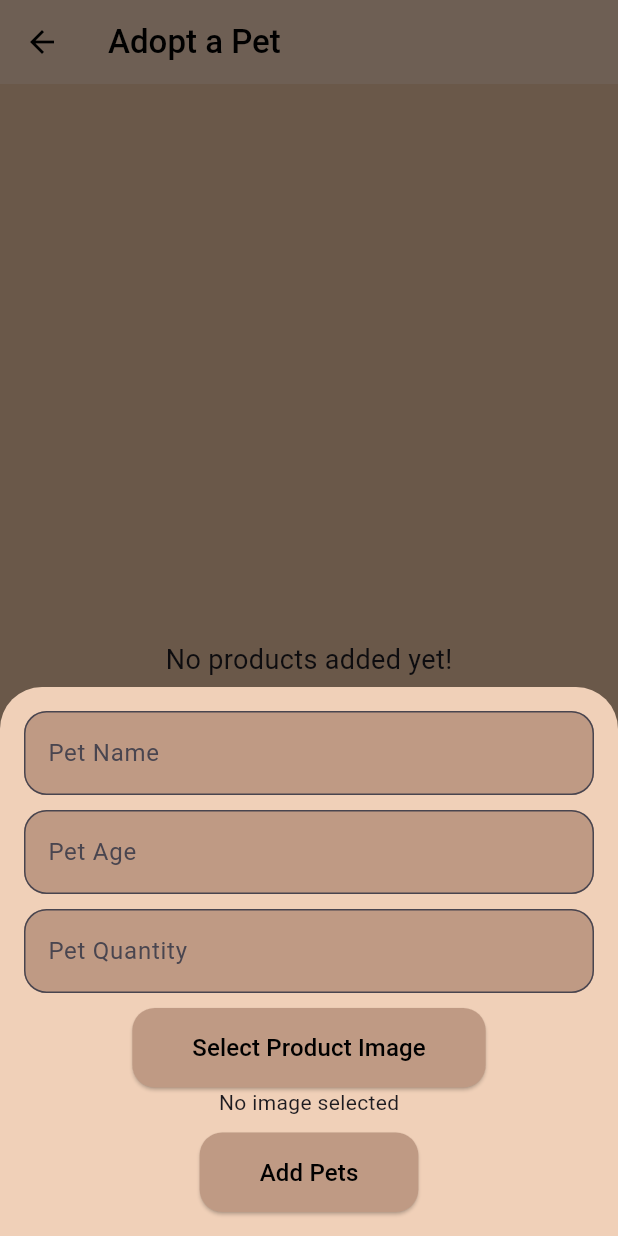
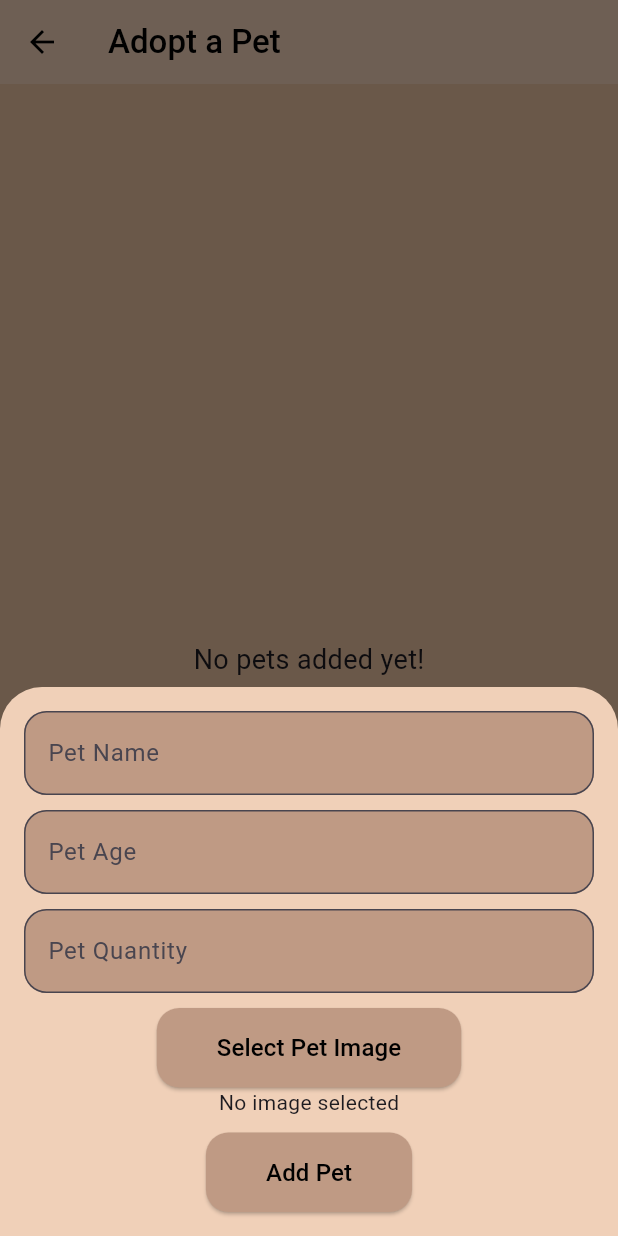
Before and after one commit to mariamalaa76/PetsApp, a Flutter app: the AdoptPet screen opened directly, after a tap on the "add" icon, on a phone screen of 412 x 824 dp. Run offline on Flutter 3.47's test engine with Material 3 defaults, Android fonts, the phone set to English and light mode, and no system bars; our stand-ins replace flutter_bloc, hexcolor, image_picker.

```diff
--- a/lib/modules/adopt_pet/adopt_pet.dart
+++ b/lib/modules/adopt_pet/adopt_pet.dart
@@ -16,11 +16,9 @@ class _AdoptPetState extends State<AdoptPet> {
   final TextEditingController _quantityController = TextEditingController();
   File? _image;
 
-  final List<Map<String, dynamic>> _products = [];
   final List<Map<String, dynamic>> _pets = [];
-  final TextEditingController _priceController = TextEditingController();
-  void _showAddProductSheet()
-  {
+
+  void _showAddProductSheet() {
     showModalBottomSheet(
       backgroundColor: HexColor('#F0D0B8'),
       context: context,
@@ -55,7 +53,7 @@ class _AdoptPetState extends State<AdoptPet> {
                 const SizedBox(height: 10),
                 ElevatedButtonComponent(
                     function: _pickImage,
-                    text: 'Select Product Image'
+                    text: 'Select Pet Image'
                 ),
                 _image != null
                     ? Image.file(_image!)
@@ -69,8 +67,6 @@ class _AdoptPetState extends State<AdoptPet> {
                         setState(() {
                           _pets.add({
                             'name': _nameController.text,
-                            'age': _ageController.text,
-                            'quantity': _quantityController.text,
                             'image': _image,
                           });
                         });
@@ -80,7 +76,7 @@ class _AdoptPetState extends State<AdoptPet> {
                         Navigator.pop(context);
                       }
                     },
-                    text: 'Add Pets'
+                    text: 'Add Pet'
                 ),
               ],
             ),
@@ -107,8 +103,6 @@ class _AdoptPetState extends State<AdoptPet> {
     }
   }
 
-
-
   @override
   Widget build(BuildContext context) {
     return Scaffold(
@@ -122,43 +116,84 @@ class _AdoptPetState extends State<AdoptPet> {
         backgroundColor: HexColor('#F0D0B8'),
         iconTheme: IconThemeData(color: Colors.black),
       ),
-      body: _products.isEmpty
+      body: _pets.isEmpty
           ? const Center(
-        child: Text('No products added yet!',
+        child: Text('No pets added yet!',
             style: TextStyle(fontSize: 18)),
       )
-          : ListView.builder(
-        itemCount: _products.length,
-        itemBuilder: (context, index) {
-          final product = _products[index];
-          return Card(
-            margin: const EdgeInsets.all(8.0),
-            child: ListTile(
-              title: Text(product['name']),
-              subtitle: Text(
-                'Price: ${product['price']} \nQuantity: ${product['quantity']}',
-              ),
-              isThreeLine: true,
-            ),
-          );
-        },
+          : Padding(
+        padding: const EdgeInsets.all(8.0),
+        child: GridView.builder(
+          physics: BouncingScrollPhysics(),
+          gridDelegate: SliverGridDelegateWithFixedCrossAxisCount(
+            crossAxisCount: 2,
+            crossAxisSpacing: 10.0,
+            mainAxisSpacing: 10.0,
+            childAspectRatio: 0.7,
+          ),
+          itemBuilder: (context, index) => PetItem(
+            path: _pets[index]['image']?.path ?? '',
+            name: _pets[index]['name']!,
+          ),
+          itemCount: _pets.length,
+        ),
       ),
       floatingActionButton: FloatingActionButton(
         onPressed: _showAddProductSheet,
-        backgroundColor: Colors.teal,
-        child: const Icon(Icons.add),
+        backgroundColor: HexColor('#F0D0B8'),
+        child: const Icon(Icons.add,color: Colors.black,),
       ),
     );
-
-    /*
-      floatingActionButton: FloatingActionButton(
-        onPressed: _showAddProductSheet,
-        backgroundColor: HexColor('#670b0b'),
-        child: Icon(
-          Icons.add,
-          color: HexColor('#F0D0B8'),),
-      ),
-      */
-
   }
 }
+
+Widget PetItem({
+  required String path,
+  required String name,
+}) =>
+    Column(
+      crossAxisAlignment: CrossAxisAlignment.center,
+      children: [
+        Container(
+          height: 150.0,
+          width: 150.0,
+          decoration: BoxDecoration(
+            borderRadius: BorderRadius.circular(15.0),
+            boxShadow: [
+              BoxShadow(
+                color: Colors.black.withOpacity(0.2),
+                offset: Offset(0, 4),
+                blurRadius: 6.0,
+              ),
+            ],
+            border: Border.all(
+              color: HexColor('#F0D0B8'),
+              width: 2.0,
+            ),
+          ),
+          child: ClipRRect(
+            borderRadius: BorderRadius.circular(15.0),
+            child: path.isNotEmpty
+                ? Image.file(
+              File(path),
+              fit: BoxFit.cover,
+            )
+                : const Icon(
+              Icons.image,
+              size: 50.0,
+              color: Colors.grey,
+            ),
+          ),
+        ),
+        const SizedBox(height: 10),
+        Text(
+          name,
+          style: TextStyle(
+            fontSize: 14.0,
+            fontWeight: FontWeight.w600,
+            overflow: TextOverflow.ellipsis,
+          ),
+          maxLines: 1,
+        ),
+      ],
+    );
```
